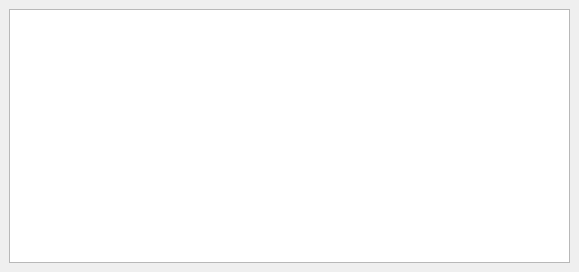
Old version of the form PacketWidget.ui in the repository cetic/foren6-gui-qt.
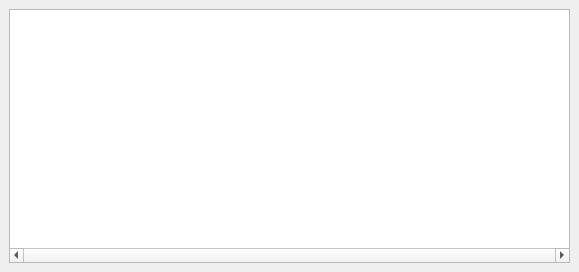
New version of the form.

Commit message: Force 'always on' of horizontal scrollbars for packet and information windows

Patch:
```diff
--- a/PacketWidget.ui
+++ b/PacketWidget.ui
@@ -20,6 +20,9 @@
    <layout class="QGridLayout" name="gridLayout">
     <item row="0" column="0" colspan="2">
      <widget class="QTreeView" name="dataTree">
+      <property name="horizontalScrollBarPolicy">
+       <enum>Qt::ScrollBarAlwaysOn</enum>
+      </property>
       <property name="showDropIndicator" stdset="0">
        <bool>false</bool>
       </property>
```
The commit also changes 1 other file.
